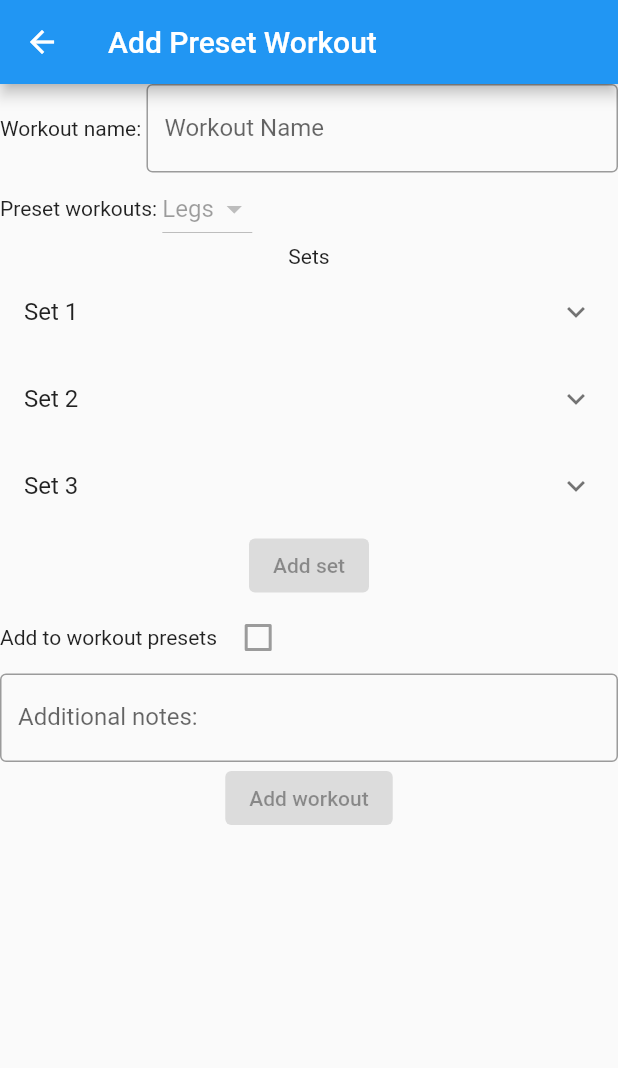
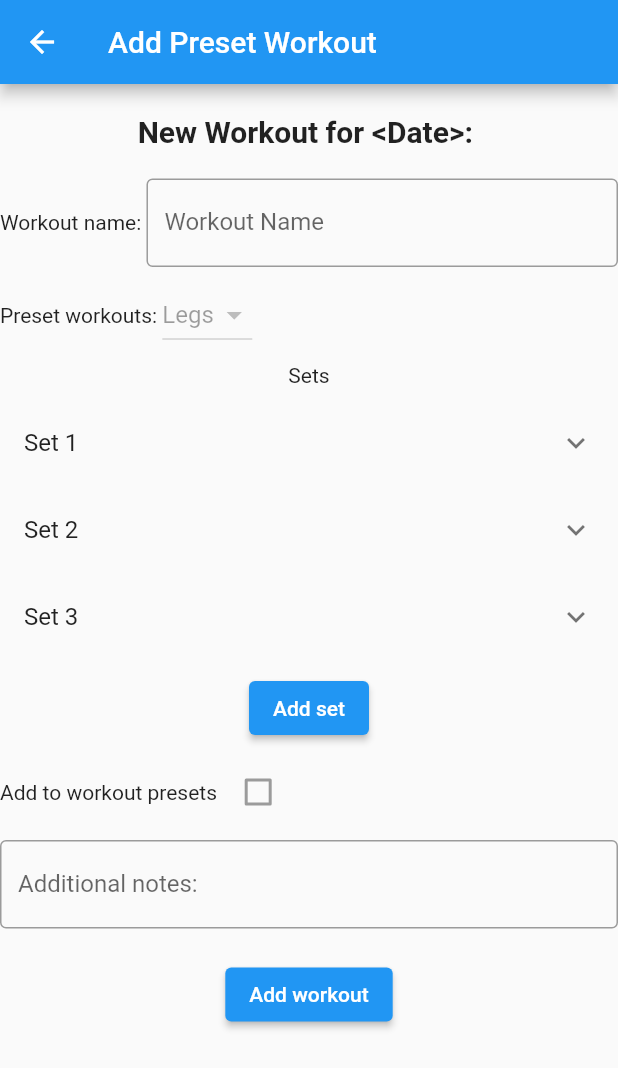
Before and after one commit to tamaraalil/Workout-Calendar-App, a Flutter app: the PresetWorkout screen opened directly, on a phone screen of 412 x 824 dp. Shown: the top 1068 px of the screen. Run offline on Flutter 3.47's test engine with Material 2 defaults, Android fonts, the phone set to English and light mode, and no system bars; our stand-ins replace table_calendar.

Commit message:
Fixed buttons

```diff
--- a/lib/pages/add_preset.dart
+++ b/lib/pages/add_preset.dart
@@ -23,6 +23,11 @@ class PresetWorkout extends StatelessWidget {
       ),
       body: Column(
         children: [
+          SizedBox(height: 20.0),
+          Container(
+            child: Text('New Workout for <Date>: ', style: const TextStyle(fontSize: 20, fontWeight: FontWeight.bold))
+          ),
+          SizedBox(height: 20.0),
           Container(
             child: Row(
               children: [
@@ -42,6 +47,7 @@ class PresetWorkout extends StatelessWidget {
               ],
             )
           ),
+          SizedBox(height: 8.0),
           Container(
             child: Row(
               children: [
@@ -58,22 +64,24 @@ class PresetWorkout extends StatelessWidget {
               ],
             )
           ),
+          SizedBox(height: 8.0),
           Container(
             child: Text("Sets")
           ),
+          SizedBox(height: 8.0),
           ExpansionTile(
             title: Text("Set 1"),
             children: <Widget> [
               TextField(obscureText: false,
                 decoration:  InputDecoration(
                   border: OutlineInputBorder(),
-                  labelText: '# sets',
+                  labelText: '# reps',
                 ),
               ),
               TextField(obscureText: false,
                 decoration:  InputDecoration(
                   border: OutlineInputBorder(),
-                  labelText: '# reps',
+                  labelText: '# weight',
                 ),
               ),
               TextField(obscureText: false,
@@ -90,13 +98,13 @@ class PresetWorkout extends StatelessWidget {
                 TextField(obscureText: false,
                   decoration:  InputDecoration(
                     border: OutlineInputBorder(),
-                    labelText: '# sets',
+                    labelText: '# reps',
                   ),
                 ),
                 TextField(obscureText: false,
                   decoration:  InputDecoration(
                     border: OutlineInputBorder(),
-                    labelText: '# reps',
+                    labelText: '# weight',
                   ),
                 ),
                 TextField(obscureText: false,
@@ -113,13 +121,13 @@ class PresetWorkout extends StatelessWidget {
                 TextField(obscureText: false,
                   decoration:  InputDecoration(
                     border: OutlineInputBorder(),
-                    labelText: '# sets',
+                    labelText: '# reps',
                   ),
                 ),
                 TextField(obscureText: false,
                   decoration:  InputDecoration(
                     border: OutlineInputBorder(),
-                    labelText: '# reps',
+                    labelText: '# weight',
                   ),
                 ),
                 TextField(obscureText: false,
@@ -130,12 +138,14 @@ class PresetWorkout extends StatelessWidget {
                 ),
               ]
           ),
+          SizedBox(height: 8.0),
           Container(
             child: ElevatedButton(
-              onPressed: null,
+              onPressed: (){},
               child: const Text("Add set"),
             )
           ),
+          SizedBox(height: 8.0),
           Container(
             child: Row(
               children: [
@@ -147,6 +157,7 @@ class PresetWorkout extends StatelessWidget {
               ],
             )
           ),
+          SizedBox(height: 8.0),
           Container(
             child: TextField(obscureText: false,
               decoration:  InputDecoration(
@@ -155,12 +166,13 @@ class PresetWorkout extends StatelessWidget {
               ),
             ),
           ),
+          SizedBox(height: 20.0),
           Container(
           child: ElevatedButton(
-          style: ElevatedButton.styleFrom(backgroundColor: Colors.blue),
-          onPressed: null,
-          child: Text("Add workout")
-          )
+            style: ElevatedButton.styleFrom(backgroundColor: Colors.blue),
+            onPressed: () {},
+            child: Text("Add workout")
+            )
           )
         ],
       )
```
Also changed, not shown: lib/main.dart (+8 -2 lines).
